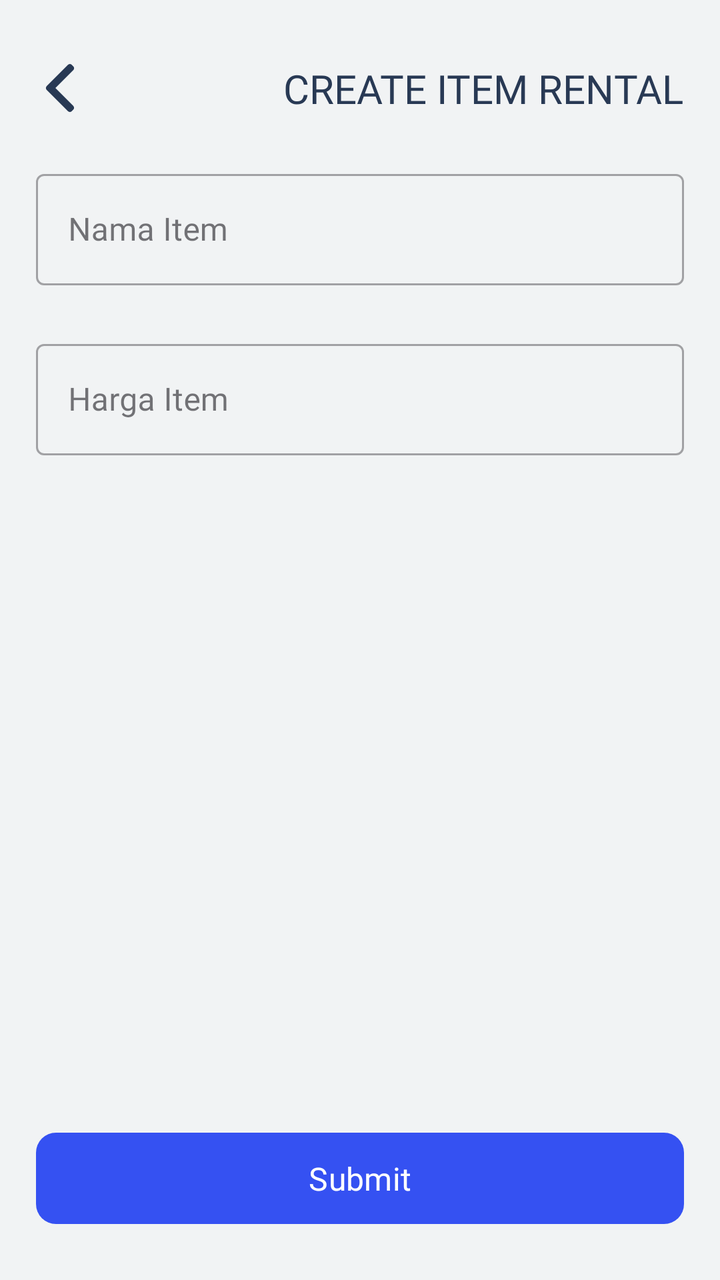
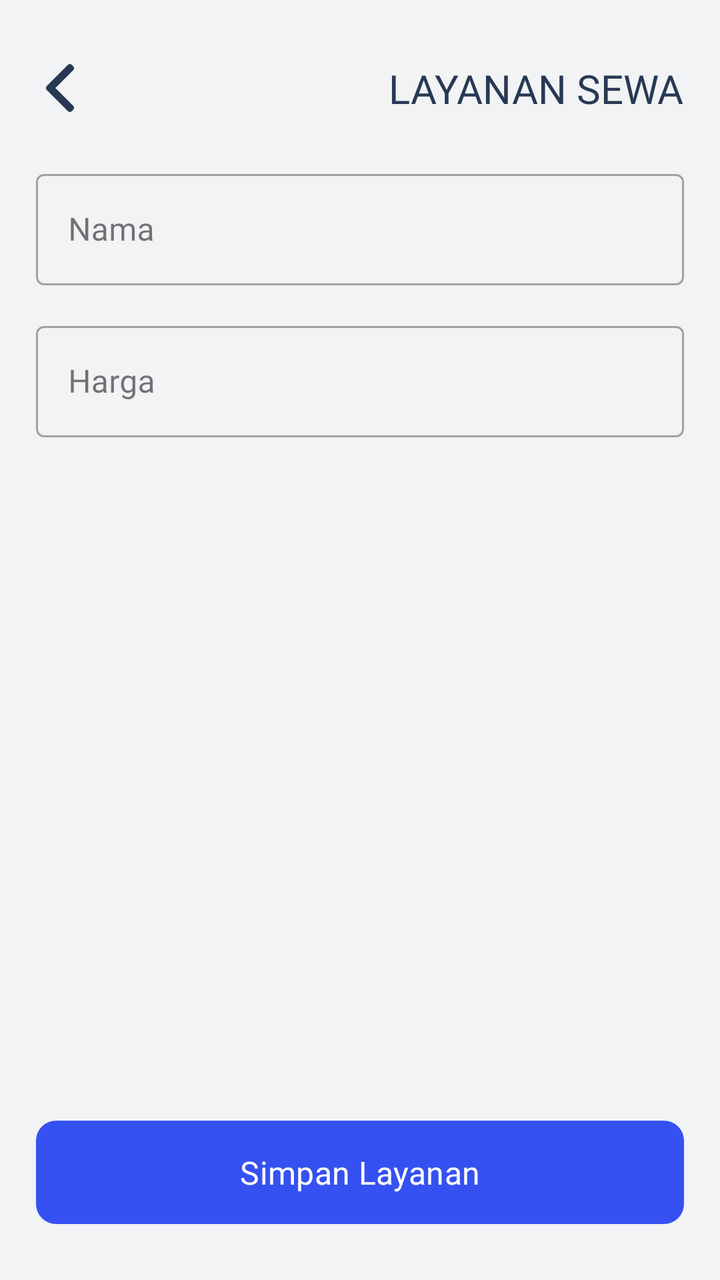

The first picture is an Android layout as it rendered before a commit; the second is the same layout after the commit. The layout source and the unified diff follow.
<!-- AndroidManifest.xml: application theme Theme.BAGUSLAUNDRY -->
<!-- res/layout/kurir_fragment_create_item_rental.xml -->
<?xml version="1.0" encoding="utf-8"?>
<androidx.constraintlayout.widget.ConstraintLayout xmlns:android="http://schemas.android.com/apk/res/android"
    xmlns:app="http://schemas.android.com/apk/res-auto"
    xmlns:tools="http://schemas.android.com/tools"
    android:layout_width="match_parent"
    android:layout_height="match_parent"
    android:background="@color/background"
    tools:context=".ui.user.CreateItemRentalFragment">

    <androidx.constraintlayout.widget.Guideline
        android:id="@+id/guidelineTop"
        android:layout_width="match_parent"
        android:layout_height="match_parent"
        android:orientation="horizontal"
        app:layout_constraintGuide_percent="0.05" />

    <androidx.constraintlayout.widget.Guideline
        android:id="@+id/guidelineLeft"
        android:layout_width="match_parent"
        android:layout_height="match_parent"
        android:orientation="vertical"
        app:layout_constraintGuide_percent="0.05" />

    <androidx.constraintlayout.widget.Guideline
        android:id="@+id/guidelineRight"
        android:layout_width="match_parent"
        android:layout_height="match_parent"
        android:orientation="vertical"
        app:layout_constraintGuide_percent="0.95" />

    <ImageView
        android:id="@+id/arrowBack"
        android:layout_width="24dp"
        android:layout_height="24dp"
        android:contentDescription="Back arrow"
        android:src="@drawable/back"
        app:layout_constraintStart_toStartOf="@+id/guidelineLeft"
        app:layout_constraintTop_toTopOf="@+id/guidelineTop"
        app:tint="@color/blue900" />

    <TextView
        android:id="@+id/textHeaderBold"
        android:layout_width="wrap_content"
        android:layout_height="wrap_content"
        android:fontFamily="@font/inter_semibold"
        android:text="Create Item Rental"
        android:textAllCaps="true"
        android:textColor="@color/blue900"
        android:textSize="20sp"
        app:layout_constraintBottom_toBottomOf="@id/arrowBack"
        app:layout_constraintEnd_toStartOf="@+id/guidelineRight"
        app:layout_constraintTop_toTopOf="@id/arrowBack"
        tools:layout_editor_absoluteY="30dp" />

    <com.google.android.material.textfield.TextInputLayout
        android:id="@+id/inputLayoutNamaItem"
        style="@style/Widget.MaterialComponents.TextInputLayout.OutlinedBox"
        android:layout_width="0dp"
        android:layout_height="wrap_content"
        android:layout_marginTop="24dp"
        app:layout_constraintEnd_toEndOf="@+id/guidelineRight"
        app:layout_constraintStart_toStartOf="@+id/guidelineLeft"
        app:layout_constraintTop_toBottomOf="@+id/textHeaderBold">

        <com.google.android.material.textfield.TextInputEditText
            android:id="@+id/inputNamaItem"
            android:layout_width="match_parent"
            android:layout_height="wrap_content"
            android:fontFamily="@font/inter_medium"
            android:hint="Nama Item"
            android:inputType="textPersonName"
            android:textColor="@color/black" />
    </com.google.android.material.textfield.TextInputLayout>

    <com.google.android.material.textfield.TextInputLayout
        android:id="@+id/inputLayoutHargaItem"
        style="@style/Widget.MaterialComponents.TextInputLayout.OutlinedBox"
        android:layout_width="0dp"
        android:layout_height="wrap_content"
        android:layout_marginTop="24dp"
        app:layout_constraintEnd_toEndOf="@+id/guidelineRight"
        app:layout_constraintStart_toStartOf="@+id/guidelineLeft"
        app:layout_constraintTop_toBottomOf="@+id/inputLayoutNamaItem">

        <com.google.android.material.textfield.TextInputEditText
            android:id="@+id/inputHargaItem"
            android:layout_width="match_parent"
            android:layout_height="wrap_content"
            android:fontFamily="@font/inter_medium"
            android:hint="Harga Item"
            android:inputType="numberDecimal"
            android:textColor="@color/black" />
    </com.google.android.material.textfield.TextInputLayout>

    <com.google.android.material.button.MaterialButton
        android:id="@+id/btnSubmit"
        android:layout_width="0dp"
        android:layout_height="wrap_content"
        android:layout_marginTop="32dp"
        android:layout_marginBottom="24dp"
        android:fontFamily="@font/inter_medium"
        android:paddingVertical="12dp"
        android:text="Submit"
        android:textColor="@color/white"
        android:textSize="16sp"
        app:backgroundTint="@color/primary"
        app:cornerRadius="10dp"
        app:layout_constraintBottom_toBottomOf="parent"
        app:layout_constraintEnd_toStartOf="@+id/guidelineRight"
        app:layout_constraintStart_toStartOf="@+id/guidelineLeft" />

    <com.google.android.material.progressindicator.CircularProgressIndicator
        android:id="@+id/progresBar"
        android:layout_width="wrap_content"
        android:layout_height="wrap_content"
        android:indeterminate="true"
        android:visibility="gone"
        app:layout_constraintBottom_toBottomOf="parent"
        app:layout_constraintEnd_toEndOf="parent"
        app:layout_constraintStart_toStartOf="parent"
        app:layout_constraintTop_toTopOf="parent" />

</androidx.constraintlayout.widget.ConstraintLayout>
<!-- resources referenced by this layout -->
<resources>
  <color name="background">#F1F3F4</color>
  <color name="black">#FF000000</color>
  <color name="blue900">#283954</color>
  <color name="primary">#3551F2</color>
  <color name="white">#FFFFFF</color>
  <!-- drawable back (drawable) -->
  <vector xmlns:android="http://schemas.android.com/apk/res/android"
      android:width="512dp"
      android:height="512dp"
      android:viewportWidth="492"
      android:viewportHeight="492">
    <path
        android:pathData="M198.61,246.1 L382.66,62.04c5.07,-5.06 7.86,-11.82 7.86,-19.02 0,-7.21 -2.79,-13.97 -7.86,-19.03l-16.13,-16.12C361.48,2.79 354.71,0 347.5,0s-13.96,2.79 -19.03,7.86L109.33,227.01c-5.08,5.08 -7.87,11.87 -7.85,19.08 -0.02,7.25 2.76,14.03 7.85,19.11l218.94,218.93c5.06,5.07 11.82,7.86 19.03,7.86 7.21,0 13.96,-2.79 19.03,-7.86l16.12,-16.12c10.49,-10.49 10.49,-27.57 0,-38.06L198.61,246.1z"
        android:fillColor="#283954"/>
  </vector>
  <style name="Theme.BAGUSLAUNDRY" parent="Base.Theme.BAGUSLAUNDRY" />
  <style name="Base.Theme.BAGUSLAUNDRY" parent="Theme.Material3.Light.NoActionBar">
          
          <item name="colorPrimary">@color/primary</item>
           <item name="colorAccent">@color/secondary</item>
      </style>
  <color name="secondary">#536AF4</color>
</resources>

<!-- the commit's change to res/layout/kurir_fragment_create_item_rental.xml (unified diff, before → after) -->
@@ -43,7 +43,7 @@
         android:layout_width="wrap_content"
         android:layout_height="wrap_content"
         android:fontFamily="@font/inter_semibold"
-        android:text="Create Item Rental"
+        android:text="Layanan Sewa"
         android:textAllCaps="true"
         android:textColor="@color/blue900"
         android:textSize="20sp"
@@ -67,7 +67,7 @@
             android:layout_width="match_parent"
             android:layout_height="wrap_content"
             android:fontFamily="@font/inter_medium"
-            android:hint="Nama Item"
+            android:hint="Nama"
             android:inputType="textPersonName"
             android:textColor="@color/black" />
     </com.google.android.material.textfield.TextInputLayout>
@@ -77,7 +77,7 @@
         style="@style/Widget.MaterialComponents.TextInputLayout.OutlinedBox"
         android:layout_width="0dp"
         android:layout_height="wrap_content"
-        android:layout_marginTop="24dp"
+        android:layout_marginTop="15dp"
         app:layout_constraintEnd_toEndOf="@+id/guidelineRight"
         app:layout_constraintStart_toStartOf="@+id/guidelineLeft"
         app:layout_constraintTop_toBottomOf="@+id/inputLayoutNamaItem">
@@ -87,7 +87,7 @@
             android:layout_width="match_parent"
             android:layout_height="wrap_content"
             android:fontFamily="@font/inter_medium"
-            android:hint="Harga Item"
+            android:hint="Harga"
             android:inputType="numberDecimal"
             android:textColor="@color/black" />
     </com.google.android.material.textfield.TextInputLayout>
@@ -99,8 +99,8 @@
         android:layout_marginTop="32dp"
         android:layout_marginBottom="24dp"
         android:fontFamily="@font/inter_medium"
-        android:paddingVertical="12dp"
-        android:text="Submit"
+        android:paddingVertical="15dp"
+        android:text="Simpan Layanan"
         android:textColor="@color/white"
         android:textSize="16sp"
         app:backgroundTint="@color/primary"
